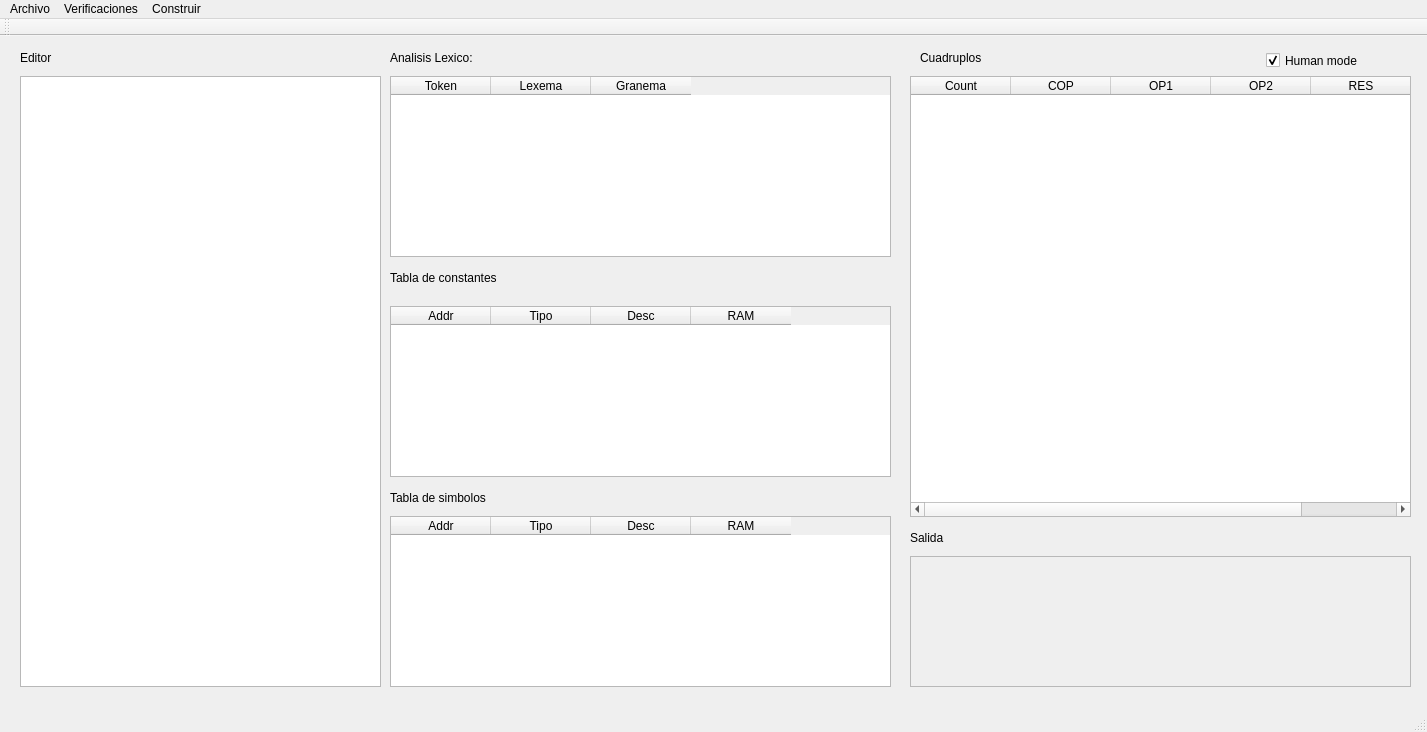
koerhunt/BroccoliLang, file mainwindow.ui: the form before one commit.
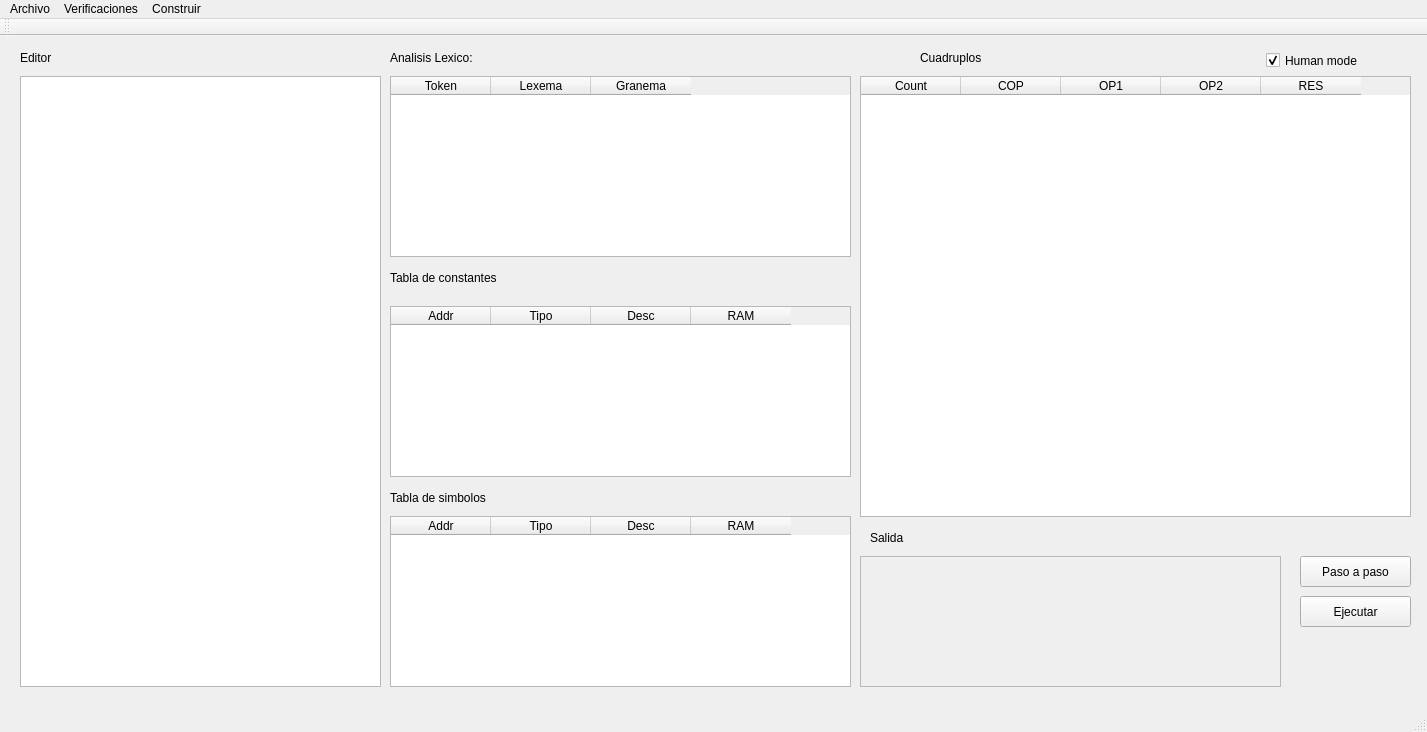
The form after the commit.

Commit message: ejecucion paso a paso y corrida

```diff
--- a/mainwindow.ui
+++ b/mainwindow.ui
@@ -60,7 +60,7 @@
      <rect>
       <x>390</x>
       <y>40</y>
-      <width>501</width>
+      <width>461</width>
       <height>181</height>
      </rect>
     </property>
@@ -127,7 +127,7 @@
      <rect>
       <x>390</x>
       <y>270</y>
-      <width>501</width>
+      <width>461</width>
       <height>171</height>
      </rect>
     </property>
@@ -157,7 +157,7 @@
      <rect>
       <x>390</x>
       <y>480</y>
-      <width>501</width>
+      <width>461</width>
       <height>171</height>
      </rect>
     </property>
@@ -185,9 +185,9 @@
    <widget class="QTableWidget" name="tableCuad">
     <property name="geometry">
      <rect>
-      <x>910</x>
+      <x>860</x>
       <y>40</y>
-      <width>501</width>
+      <width>551</width>
       <height>441</height>
      </rect>
     </property>
@@ -236,9 +236,9 @@
     </property>
     <property name="geometry">
      <rect>
-      <x>910</x>
+      <x>860</x>
       <y>520</y>
-      <width>501</width>
+      <width>421</width>
       <height>131</height>
      </rect>
     </property>
@@ -246,7 +246,7 @@
    <widget class="QLabel" name="label_6">
     <property name="geometry">
      <rect>
-      <x>910</x>
+      <x>870</x>
       <y>490</y>
       <width>70</width>
       <height>23</height>
@@ -272,6 +272,32 @@
      <bool>true</bool>
     </property>
    </widget>
+   <widget class="QPushButton" name="pushButton">
+    <property name="geometry">
+     <rect>
+      <x>1300</x>
+      <y>560</y>
+      <width>111</width>
+      <height>31</height>
+     </rect>
+    </property>
+    <property name="text">
+     <string>Ejecutar</string>
+    </property>
+   </widget>
+   <widget class="QPushButton" name="pushButton_2">
+    <property name="geometry">
+     <rect>
+      <x>1300</x>
+      <y>520</y>
+      <width>111</width>
+      <height>31</height>
+     </rect>
+    </property>
+    <property name="text">
+     <string>Paso a paso</string>
+    </property>
+   </widget>
   </widget>
   <widget class="QMenuBar" name="menuBar">
    <property name="geometry">
```
Left out of the diff: 4 changed lines with no effect on the pictures. The commit also changes 4 other files.
